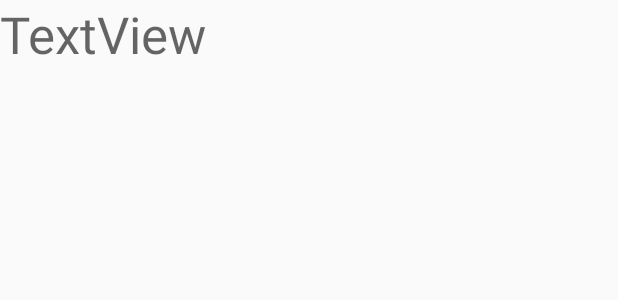
After one commit to Star58888/Demo2017111303, an Android app: the layout my_text_view.xml on its own in the app's theme, with its tools: preview values and no code run, on a phone screen of 412 x 824 dp. The commit adds this screen. Shown: the top 300 px of the screen. Run offline under Robolectric (Android 15) with nearby library versions, the phone set to English and light mode, and no system bars.

Commit message:
RecyclerView

```diff
--- a/app/build.gradle
+++ b/app/build.gradle
@@ -25,4 +25,5 @@ dependencies {
     testImplementation 'junit:junit:4.12'
     androidTestImplementation 'com.android.support.test:runner:1.0.1'
     androidTestImplementation 'com.android.support.test.espresso:espresso-core:3.0.1'
+    implementation 'com.android.support:recyclerview-v7:26.1.0'
 }
--- a/app/src/main/java/com/star/demo2017111303/Data/StudentDAOMemoryImpl.java
+++ b/app/src/main/java/com/star/demo2017111303/Data/StudentDAOMemoryImpl.java
@@ -1,5 +1,4 @@
 package com.star.demo2017111303.Data;
-
 
 import java.util.ArrayList;
 
--- /dev/null
+++ b/app/src/main/res/layout/my_text_view.xml
@@ -0,0 +1,12 @@
+<?xml version="1.0" encoding="utf-8"?>
+<LinearLayout xmlns:android="http://schemas.android.com/apk/res/android"
+    android:orientation="vertical" android:layout_width="match_parent"
+    android:layout_height="match_parent">
+
+    <TextView
+        android:id="@+id/textView"
+        android:layout_width="match_parent"
+        android:layout_height="wrap_content"
+        android:text="TextView"
+        android:textAppearance="@style/TextAppearance.AppCompat.Display1" />
+</LinearLayout>
```
Also changed, not shown: app/src/main/java/com/star/demo2017111303/MyAdapter.java (added, +34 -0 lines), app/src/main/res/layout/activity_main.xml (+5 -11 lines).
